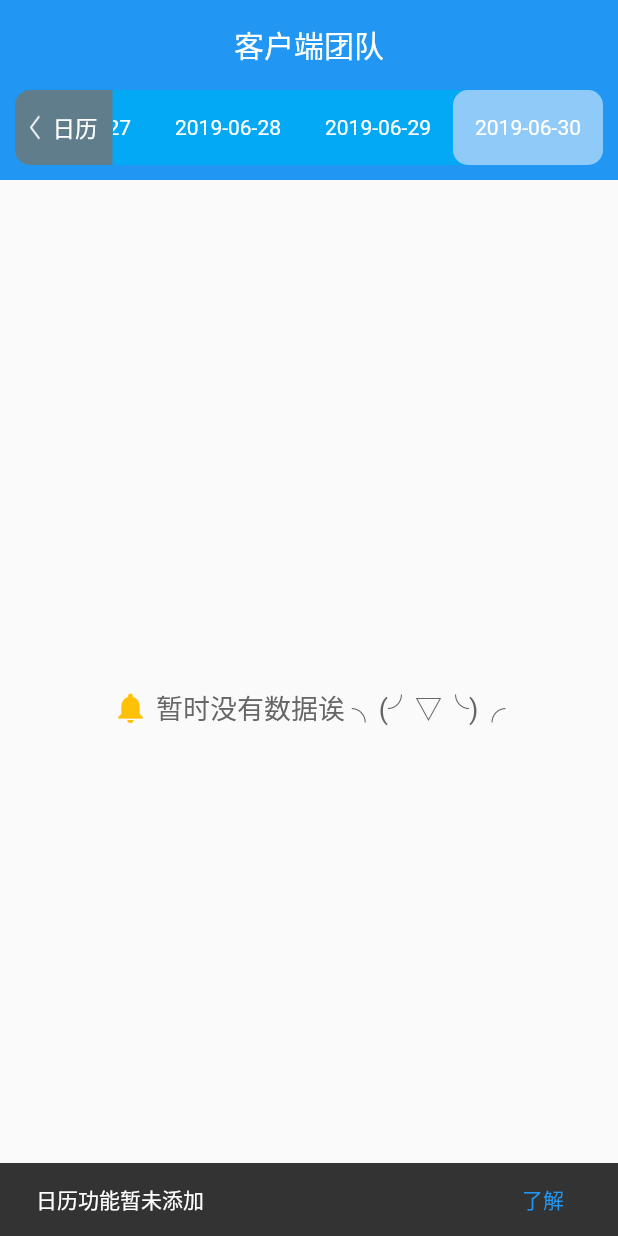
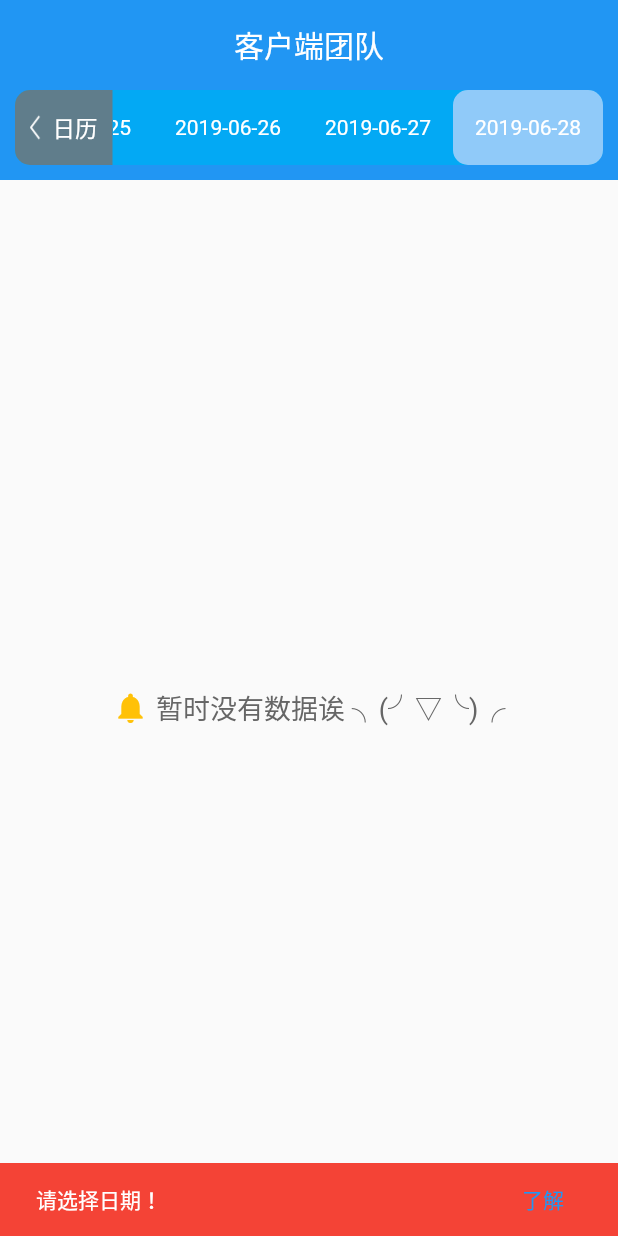
Before and after one commit to solopor/Mite, a Flutter app: the PageMeetingMoringList screen opened directly, after a tap on "日历", on a phone screen of 412 x 824 dp. Run offline on Flutter 3.47's test engine with Material 2 defaults, Android fonts, the phone set to English and light mode, and no system bars; our stand-ins replace sqflite; accounts and stored records are empty.

Commit message:
添加默认数据

```diff
--- a/lib/morning_metting/date_choose.dart
+++ b/lib/morning_metting/date_choose.dart
@@ -23,37 +23,11 @@ class _CustomeDateState extends State<CustomeDateWidget> {
   @override
   void initState() {
     super.initState();
-
-    _dateArray.add(new DateItem(choose: false, date: '2019-06-01'));
-    _dateArray.add(new DateItem(choose: false, date: '2019-06-02'));
-    _dateArray.add(new DateItem(choose: false, date: '2019-06-03'));
-    _dateArray.add(new DateItem(choose: false, date: '2019-06-04'));
-    _dateArray.add(new DateItem(choose: false, date: '2019-06-05'));
-    _dateArray.add(new DateItem(choose: false, date: '2019-06-06'));
-    _dateArray.add(new DateItem(choose: false, date: '2019-06-06'));
-    _dateArray.add(new DateItem(choose: false, date: '2019-06-08'));
-    _dateArray.add(new DateItem(choose: false, date: '2019-06-09'));
-    _dateArray.add(new DateItem(choose: false, date: '2019-06-10'));
-    _dateArray.add(new DateItem(choose: false, date: '2019-06-11'));
-    _dateArray.add(new DateItem(choose: false, date: '2019-06-12'));
-    _dateArray.add(new DateItem(choose: false, date: '2019-06-13'));
-    _dateArray.add(new DateItem(choose: false, date: '2019-06-14'));
-    _dateArray.add(new DateItem(choose: false, date: '2019-06-15'));
-    _dateArray.add(new DateItem(choose: false, date: '2019-06-16'));
-    _dateArray.add(new DateItem(choose: false, date: '2019-06-17'));
-    _dateArray.add(new DateItem(choose: false, date: '2019-06-18'));
-    _dateArray.add(new DateItem(choose: false, date: '2019-06-19'));
-    _dateArray.add(new DateItem(choose: false, date: '2019-06-20'));
-    _dateArray.add(new DateItem(choose: false, date: '2019-06-21'));
-    _dateArray.add(new DateItem(choose: false, date: '2019-06-22'));
-    _dateArray.add(new DateItem(choose: false, date: '2019-06-23'));
     _dateArray.add(new DateItem(choose: false, date: '2019-06-24'));
     _dateArray.add(new DateItem(choose: false, date: '2019-06-25'));
     _dateArray.add(new DateItem(choose: false, date: '2019-06-26'));
     _dateArray.add(new DateItem(choose: false, date: '2019-06-27'));
     _dateArray.add(new DateItem(choose: false, date: '2019-06-28'));
-    _dateArray.add(new DateItem(choose: false, date: '2019-06-29'));
-    _dateArray.add(new DateItem(choose: false, date: '2019-06-30'));
 
 
     _index = _dateArray.length - 1;
@@ -109,7 +83,9 @@ class _CustomeDateState extends State<CustomeDateWidget> {
       onTap: () {
         Scaffold.of(context).showSnackBar(
           new SnackBar(
-            content: new Text("日历功能暂未添加"),
+            content: new Text("请选择日期！"),
+            duration: Duration(seconds: 1),
+            backgroundColor: Colors.red,
             action: new SnackBarAction(
               label: "了解",
               onPressed: () => Scaffold.of(context).hideCurrentSnackBar(),
```
Also changed, not shown: lib/page_setting.dart (+105 -65 lines).
